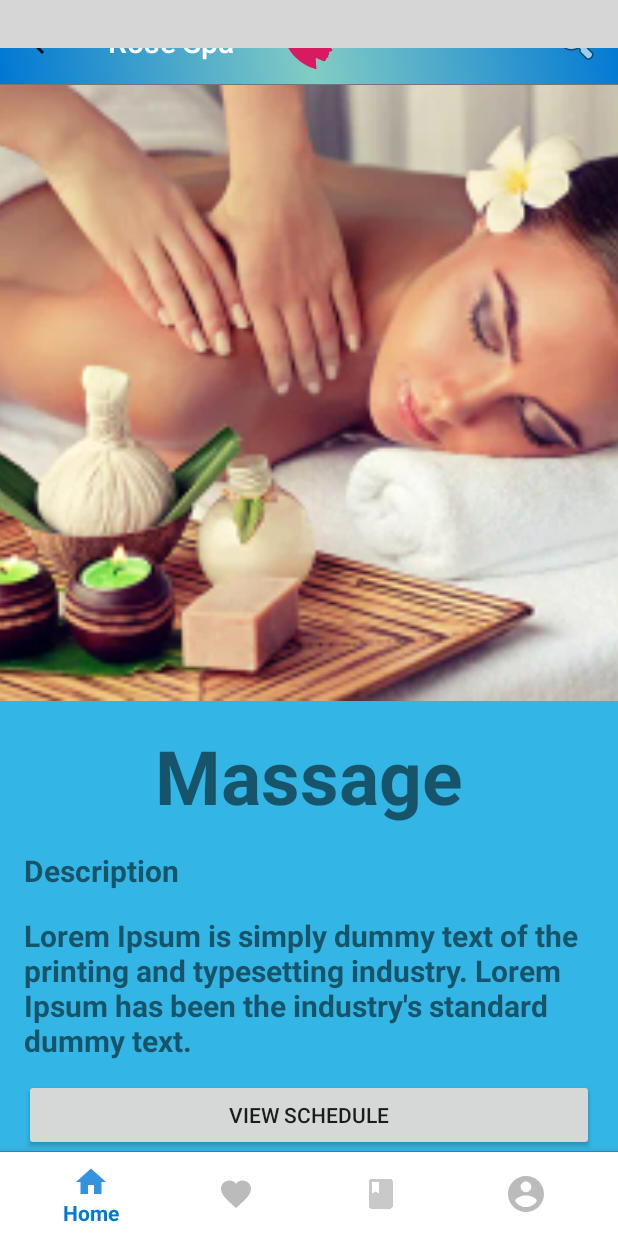
After one commit to danh-luong/HCI_SpaBooking_Mobile, an Android app: the fragment SpaServiceDetailFragment placed in its activity, on a phone screen of 412 x 824 dp. The commit adds this screen. Run offline under Robolectric (Android 15) with nearby library versions, the phone set to English and light mode, and no system bars; libraries missing offline, so code that uses them is left out: com.miguelcatalan.materialsearchview; plain views replace MaterialSearchView; Roboto replaces fonts that are not available here; 2 statements that could not run were skipped; grey boxes are pictures that could not be loaded.

Commit message:
Added detail product page (just static)

```diff
--- a/RosieBeauty/app/src/main/java/rosie/com/rosiebeauty/HomeFragment.java
+++ b/RosieBeauty/app/src/main/java/rosie/com/rosiebeauty/HomeFragment.java
@@ -53,7 +53,6 @@ public class HomeFragment extends Fragment {
         mRecyclerView.setItemAnimator(new DefaultItemAnimator());
         mRecyclerView.setAdapter(adapter);
 
-
         return rootView;
     }
 
--- a/RosieBeauty/app/src/main/java/rosie/com/rosiebeauty/Model/MultiViewModel.java
+++ b/RosieBeauty/app/src/main/java/rosie/com/rosiebeauty/Model/MultiViewModel.java
@@ -6,6 +6,7 @@ public class MultiViewModel {
     public static final int TYPE_IMAGE_INLINE_WITH_TEXT = 2;
     public static final int TYPE_TEXT_INSIDE_IMAGE = 3;
 
+    public int styleOfContent;
     public int type;
     public int data;
     public String text;
@@ -17,11 +18,14 @@ public class MultiViewModel {
         this.text = text;
     }
 
-    public MultiViewModel(int type, String text, int data, int iconId) {
+
+
+    public MultiViewModel(int type, String text, int data, int iconId, int styleOfContent) {
         this.type = type;
         this.data = data;
         this.text = text;
         this.iconId = iconId;
+        this.styleOfContent = styleOfContent;
     }
 
 
--- /dev/null
+++ b/RosieBeauty/app/src/main/java/rosie/com/rosiebeauty/SpaServiceDetailFragment.java
@@ -0,0 +1,33 @@
+package rosie.com.rosiebeauty;
+
+
+import android.os.Bundle;
+
+import androidx.appcompat.app.AppCompatActivity;
+import androidx.fragment.app.Fragment;
+
+import android.view.LayoutInflater;
+import android.view.View;
+import android.view.ViewGroup;
+
+
+/**
+ * A simple {@link Fragment} subclass.
+ */
+public class SpaServiceDetailFragment extends Fragment {
+
+
+    public SpaServiceDetailFragment() {
+        // Required empty public constructor
+    }
+
+
+    @Override
+    public View onCreateView(LayoutInflater inflater, ViewGroup container,
+                             Bundle savedInstanceState) {
+        // Inflate the layout for this fragment
+        ((AppCompatActivity) getActivity()).getSupportActionBar().setDisplayHomeAsUpEnabled(true);
+        return inflater.inflate(R.layout.fragment_spa_service_detail, container, false);
+    }
+
+}
--- /dev/null
+++ b/RosieBeauty/app/src/main/res/layout/fragment_spa_service_detail.xml
@@ -0,0 +1,82 @@
+<?xml version="1.0" encoding="utf-8"?>
+<ScrollView xmlns:android="http://schemas.android.com/apk/res/android"
+    xmlns:app="http://schemas.android.com/apk/res-auto"
+    xmlns:tools="http://schemas.android.com/tools"
+    android:layout_width="match_parent"
+    android:fillViewport="true"
+    android:layout_height="match_parent">
+
+    <androidx.constraintlayout.widget.ConstraintLayout
+        android:layout_width="match_parent"
+        android:layout_height="match_parent"
+        tools:context=".SpaServiceDetailFragment">
+
+        <!-- TODO: Update blank fragment layout -->
+        <ImageView
+            android:id="@+id/imageView2"
+            android:layout_width="0dp"
+            android:layout_height="0dp"
+            android:layout_marginBottom="300dp"
+            android:scaleType="centerCrop"
+            android:src="@drawable/spa_service1"
+            app:layout_constraintBottom_toBottomOf="parent"
+            app:layout_constraintEnd_toEndOf="parent"
+            app:layout_constraintStart_toStartOf="parent"
+            app:layout_constraintTop_toTopOf="parent" />
+
+        <TextView
+            android:id="@+id/txtTitle"
+            android:layout_width="match_parent"
+            android:layout_height="wrap_content"
+            android:layout_marginTop="16dp"
+            android:gravity="center"
+            android:text="Massage"
+            android:textSize="50dp"
+            android:textStyle="bold"
+            app:layout_constraintTop_toBottomOf="@+id/imageView2"
+            tools:layout_editor_absoluteX="16dp" />
+
+        <TextView
+            android:id="@+id/textView"
+            android:layout_width="match_parent"
+            android:layout_height="wrap_content"
+            android:layout_marginStart="16dp"
+            android:layout_marginTop="16dp"
+            android:gravity="left"
+            android:text="Description"
+            android:textSize="20dp"
+            android:textStyle="bold"
+            app:layout_constraintEnd_toEndOf="parent"
+            app:layout_constraintStart_toStartOf="parent"
+            app:layout_constraintTop_toBottomOf="@+id/txtTitle" />
+
+        <TextView
+            android:id="@+id/textView2"
+            android:layout_width="match_parent"
+            android:layout_height="wrap_content"
+            android:layout_marginStart="16dp"
+            android:layout_marginTop="16dp"
+            android:layout_marginEnd="16dp"
+            android:gravity="left"
+            android:text="@string/demo_description_content"
+            android:textSize="20dp"
+            android:textStyle="bold"
+            app:layout_constraintEnd_toEndOf="parent"
+            app:layout_constraintStart_toStartOf="parent"
+            app:layout_constraintTop_toBottomOf="@+id/textView" />
+
+        <Button
+            android:layout_width="match_parent"
+            android:layout_height="wrap_content"
+            android:layout_marginLeft="16dp"
+            android:layout_marginRight="16dp"
+            android:layout_marginTop="16dp"
+            android:layout_marginBottom="4dp"
+            android:text="View Schedule"
+            app:layout_constraintBottom_toBottomOf="parent"
+            app:layout_constraintEnd_toEndOf="parent"
+            app:layout_constraintLeft_toLeftOf="parent"
+            app:layout_constraintTop_toBottomOf="@+id/textView2" />
+
+    </androidx.constraintlayout.widget.ConstraintLayout>
+</ScrollView>
--- a/RosieBeauty/app/src/main/res/values/strings.xml
+++ b/RosieBeauty/app/src/main/res/values/strings.xml
@@ -16,4 +16,7 @@
     <string name="recent_search"><u>Recent Search</u></string>
     <string name="search_result"><u>Search Result</u></string>
     <string name="no_result"><i>No match found</i></string>
+    <string name="demo_description_content">
+        Lorem Ipsum is simply dummy text of the printing and typesetting industry. Lorem Ipsum has been the industry\'s standard dummy text\.
+    </string>
 </resources>
```
Also changed, not shown: RosieBeauty/app/src/main/java/rosie/com/rosiebeauty/Adapter/MultiViewTypeAdapter.java (+37 -5 lines), RosieBeauty/app/src/main/java/rosie/com/rosiebeauty/MainActivity.java (+11 -18 lines), RosieBeauty/app/src/main/java/rosie/com/rosiebeauty/SearchFragment.java (+95 -32 lines), RosieBeauty/app/src/main/res/layout/fragment_search.xml (+9 -0 lines), RosieBeauty/app/src/main/res/layout/suggestion_item.xml (+4 -3 lines), RosieBeauty/app/src/main/res/drawable-xxhdpi/magnifying_glass.png (renamed from RosieBeauty/app/src/main/res/drawable-xxhdpi/magnifying_class.png), RosieBeauty/app/src/main/res/drawable-xxhdpi/spa_service1.webp (added).
